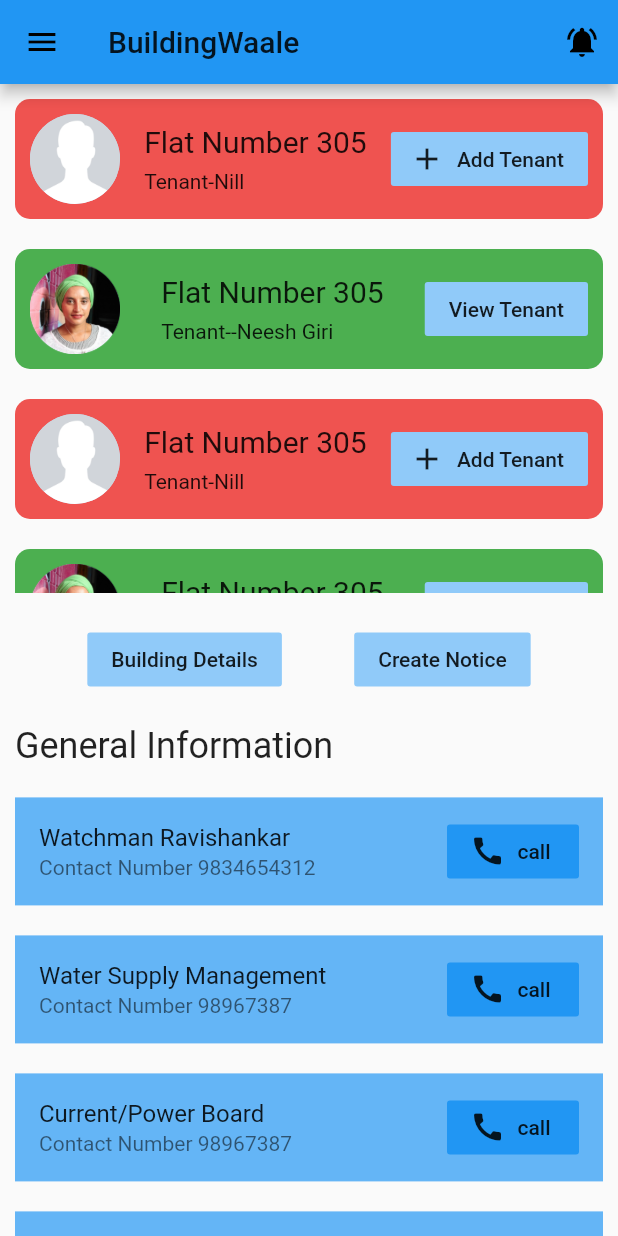
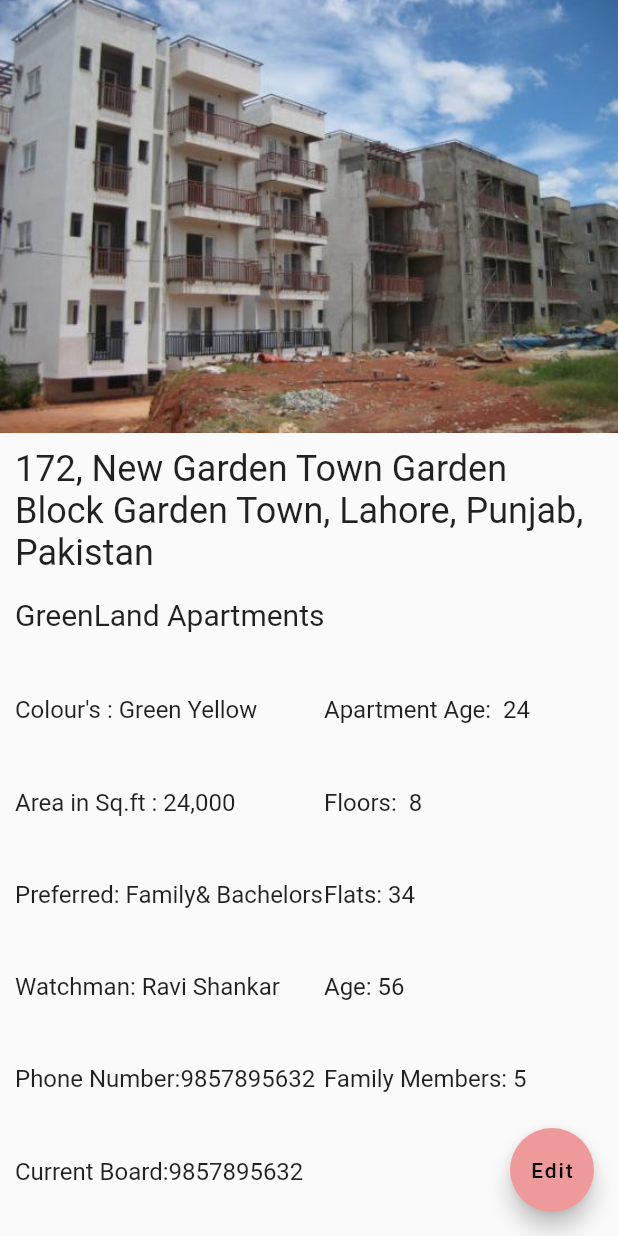
Before and after one commit to smqcse101/Miniprojectlite, a Flutter app: the OwnerHomePage screen opened directly, after a tap on "Building Details", on a phone screen of 412 x 824 dp. Run offline on Flutter 3.47's test engine with Material 2 defaults, Android fonts, the phone set to English and light mode, and no system bars; our stand-ins replace image_picker, toggle_switch.

Commit message:
4 th iteration

```diff
--- /dev/null
+++ b/lib/Pages/buildingdetails.dart
@@ -0,0 +1,93 @@
+import 'package:flutter/cupertino.dart';
+import 'package:flutter/material.dart';
+import 'package:flutter/widgets.dart';
+class BuildingDetails extends StatelessWidget {
+  @override
+  Widget build(BuildContext context) {
+    double screenheight = MediaQuery.of(context).size.height;
+    double screenwidth = MediaQuery.of(context).size.width;
+    return Scaffold(
+      body: Container(
+        width: screenwidth,
+        height: screenheight,
+
+        child: Column(
+          crossAxisAlignment: CrossAxisAlignment.start,
+          children: [
+
+            Container(
+              width: screenwidth,
+              height: screenheight*0.35,
+              child: Image.asset("Assets/building.jpg",fit: BoxFit.fitWidth,),
+            ),
+            Container(
+              padding: EdgeInsets.all(10),
+              height: 100,
+              child: Text("172, New Garden Town Garden Block Garden Town, Lahore, Punjab, Pakistan",style: TextStyle(fontSize: 24),),
+            ),
+            Container(
+              padding: EdgeInsets.all(10),
+              height: screenheight*0.5,
+
+              width: screenwidth,
+              child: Column(
+                crossAxisAlignment: CrossAxisAlignment.start,
+                mainAxisAlignment: MainAxisAlignment.spaceBetween,
+                children: [
+                  Text("GreenLand Apartments",style: TextStyle(fontSize: 20),),
+
+                  Row(
+                    mainAxisAlignment: MainAxisAlignment.start,
+                    children: [
+                      Container(width: screenwidth*0.5,child:  Text("Colour's : Green Yellow",style: TextStyle(fontSize: 16),),),
+                      Container(width: screenwidth*0.4,child: Text("Apartment Age:  24",style: TextStyle(fontSize: 16),),),
+                    ],
+                  ),
+                  Row(
+                    mainAxisAlignment: MainAxisAlignment.start,
+                    children: [
+                      Container(width: screenwidth*0.5,child:  Text("Area in Sq.ft : 24,000",style: TextStyle(fontSize: 16),),),
+                      Container(width: screenwidth*0.4,child: Text("Floors:  8",style: TextStyle(fontSize: 16),),)
+                    ],
+                  ),
+                  Row(
+                    mainAxisAlignment: MainAxisAlignment.start,
+                    children: [
+                      Container(width: screenwidth*0.5,child:  Text("Preferred: Family& Bachelors",style: TextStyle(fontSize: 16),),),
+                      Container(width: screenwidth*0.4,child: Text("Flats: 34",style: TextStyle(fontSize: 16),),)
+                    ],
+                  ),
+                  Row(
+                    mainAxisAlignment: MainAxisAlignment.start,
+                    children: [
+                      Container(width: screenwidth*0.5,child:  Text("Watchman: Ravi Shankar",style: TextStyle(fontSize: 16),),),
+                      Container(width: screenwidth*0.4,child: Text("Age: 56",style: TextStyle(fontSize: 16),),)
+                    ],
+                  ),
+                  Row(
+                    mainAxisAlignment: MainAxisAlignment.start,
+                    children: [
+                      Container(width: screenwidth*0.5,child:  Text("Phone Number:9857895632",style: TextStyle(fontSize: 16),),),
+                      Container(width: screenwidth*0.4,child: Text("Family Members: 5",style: TextStyle(fontSize: 16),),)
+                    ],
+                  ),
+                  Row(
+                    mainAxisAlignment: MainAxisAlignment.start,
+                    children: [
+                      Container(width: screenwidth*0.5,child:  Text("Current Board:9857895632",style: TextStyle(fontSize: 16),),),
+
+                    ],
+                  ),
+
+
+
+                ],
+              ),
+            )
+          ],
+        ),
+      ),
+      floatingActionButton: FloatingActionButton(onPressed: (){},child: Text("Edit"),),
+    );
+  }
+}
--- a/lib/Pages/ownerhomepage.dart
+++ b/lib/Pages/ownerhomepage.dart
@@ -3,6 +3,8 @@ import 'dart:ui';
 import 'package:flutter/cupertino.dart';
 import 'package:flutter/material.dart';
 import 'package:flutter/widgets.dart';
+import 'package:miniproject/Pages/buildingdetails.dart';
+import 'package:miniproject/Pages/createnotice.dart';
 
 class OwnerHomePage extends StatefulWidget {
   @override
@@ -104,8 +106,12 @@ class _OwnerHomePageState extends State<OwnerHomePage> {
             Row(
               mainAxisAlignment: MainAxisAlignment.spaceEvenly,
               children: [
-                FlatButton(onPressed: (){}, child: Text("Building Details"),color: Colors.blue[200],),
-                FlatButton(onPressed: (){}, child: Text("Create Notice"),color: Colors.blue[200]),
+                FlatButton(onPressed: (){
+                  Navigator.push(context, MaterialPageRoute(builder: (context)=>BuildingDetails()));
+                }, child: Text("Building Details"),color: Colors.blue[200],),
+                FlatButton(onPressed: (){
+                  Navigator.push(context, MaterialPageRoute(builder: (context)=>CreateNotice()));
+                }, child: Text("Create Notice"),color: Colors.blue[200]),
 
               ],
             ),
--- a/lib/models/flatdetails.dart
+++ b/lib/models/flatdetails.dart
@@ -12,7 +12,9 @@ class FlatDetails{
   String colour2;
   int fans;
   int tubeLights;
-  bool isfurnished=false;
+
+  FlatDetails({this.floorNumber,this.flatNumber,this.tubeLights,this.balconies,this.colour1,this.bedrooms,this.colour2,this.fans,this.halls,this.kitchens,this.washrooms,});
+
 //  List<String> furnitures;
 
 }
--- a/pubspec.yaml
+++ b/pubspec.yaml
@@ -54,6 +54,7 @@ flutter:
     - Assets/googlelogo.png
     - Assets/123.png
     - Assets/profile.png
+    - Assets/building.jpg
 
 
 
```
Also changed, not shown: lib/Pages/createnotice.dart (added, +105 -0 lines), lib/importantwidgets/flatdetails.dart (+20 -24 lines), lib/main.dart (+3 -8 lines), Assets/building.jpg (added).
